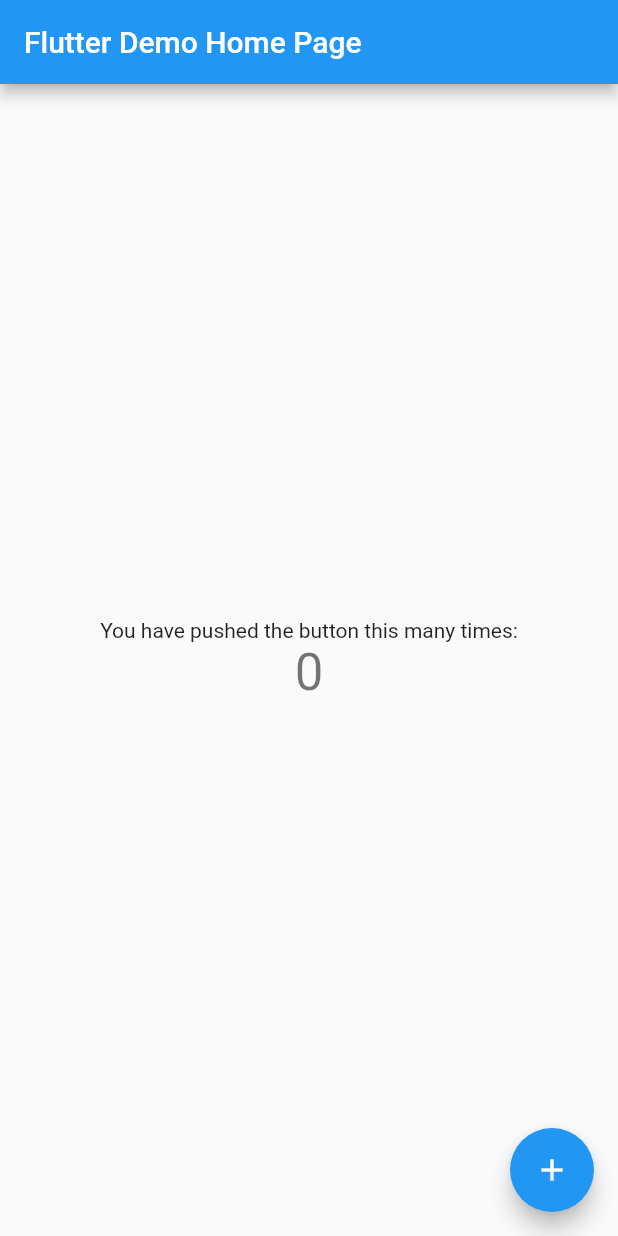
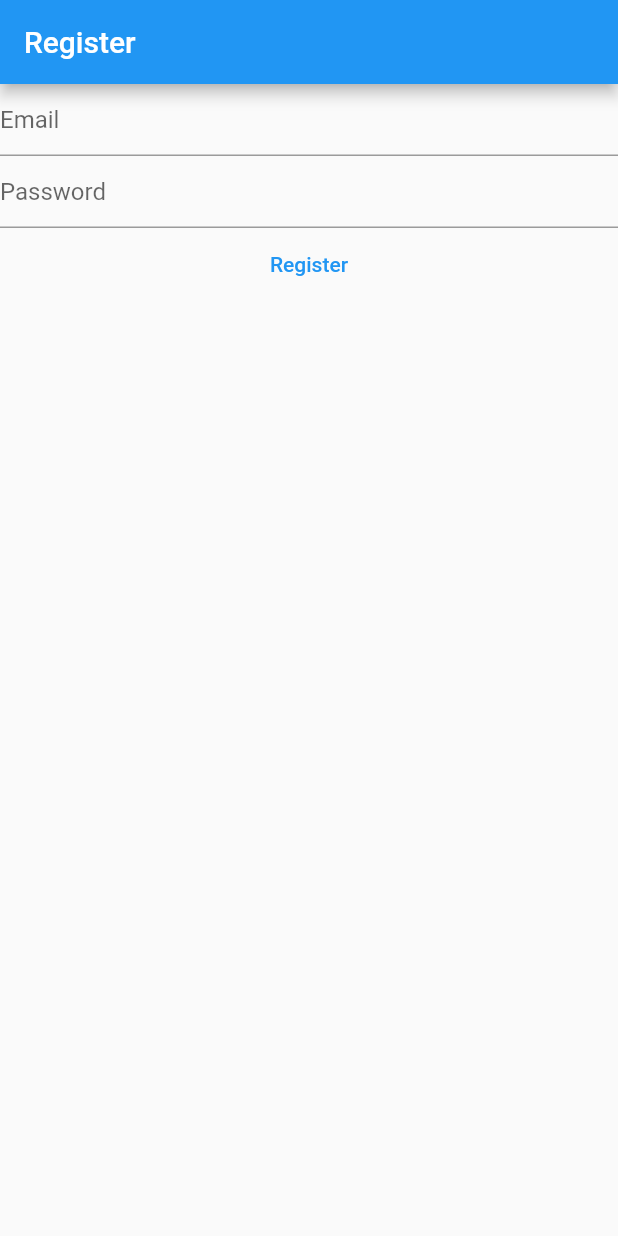
Before and after one commit to mfpullen22/mynotes_app, a Flutter app: the screen it shows after launch, on a phone screen of 412 x 824 dp. Run offline on Flutter 3.47's test engine with Material 2 defaults, Android fonts, the phone set to English and light mode, and no system bars; our stand-ins replace firebase_auth, firebase_core; accounts and stored records are empty.

Commit message:
Started register screen

```diff
--- a/lib/main.dart
+++ b/lib/main.dart
@@ -1,119 +1,75 @@
-//SETUP NOTES:
-//
-//Make sure you figure out how to use the same certificate on more than one machine.
-
 import 'package:flutter/material.dart';
+import "package:firebase_auth/firebase_auth.dart";
 
 void main() {
-  runApp(const MyApp());
+  runApp(
+    MaterialApp(
+      title: 'Flutter Demo',
+      theme: ThemeData(
+        primarySwatch: Colors.blue,
+      ),
+      home: const HomePage(),
+    ),
+  );
 }
 
-class MyApp extends StatelessWidget {
-  const MyApp({super.key});
+class HomePage extends StatefulWidget {
+  const HomePage({Key? key}) : super(key: key);
 
-  // This widget is the root of your application.
   @override
-  Widget build(BuildContext context) {
-    return MaterialApp(
-      title: 'Flutter Demo',
-      theme: ThemeData(
-        // This is the theme of your application.
-        //
-        // Try running your application with "flutter run". You'll see the
-        // application has a blue toolbar. Then, without quitting the app, try
-        // changing the primarySwatch below to Colors.green and then invoke
-        // "hot reload" (press "r" in the console where you ran "flutter run",
-        // or simply save your changes to "hot reload" in a Flutter IDE).
-        // Notice that the counter didn't reset back to zero; the application
-        // is not restarted.
-        primarySwatch: Colors.blue,
-      ),
-      home: const MyHomePage(title: 'Flutter Demo Home Page'),
-    );
-  }
+  State<HomePage> createState() => _HomePageState();
 }
 
-class MyHomePage extends StatefulWidget {
-  const MyHomePage({super.key, required this.title});
-
-  // This widget is the home page of your application. It is stateful, meaning
-  // that it has a State object (defined below) that contains fields that affect
-  // how it looks.
-
-  // This class is the configuration for the state. It holds the values (in this
-  // case the title) provided by the parent (in this case the App widget) and
-  // used by the build method of the State. Fields in a Widget subclass are
-  // always marked "final".
-
-  final String title;
+class _HomePageState extends State<HomePage> {
+  late final TextEditingController _email;
+  late final TextEditingController _password;
 
   @override
-  State<MyHomePage> createState() => _MyHomePageState();
-}
+  void initState() {
+    _email = TextEditingController();
+    _password = TextEditingController();
+    super.initState();
+  }
 
-class _MyHomePageState extends State<MyHomePage> {
-  int _counter = 0;
-
-  void _incrementCounter() {
-    setState(() {
-      // This call to setState tells the Flutter framework that something has
-      // changed in this State, which causes it to rerun the build method below
-      // so that the display can reflect the updated values. If we changed
-      // _counter without calling setState(), then the build method would not be
-      // called again, and so nothing would appear to happen.
-      _counter++;
-    });
+  @override
+  void dispose() {
+    _email.dispose();
+    _password.dispose();
+    super.dispose();
   }
 
   @override
   Widget build(BuildContext context) {
-    // This method is rerun every time setState is called, for instance as done
-    // by the _incrementCounter method above.
-    //
-    // The Flutter framework has been optimized to make rerunning build methods
-    // fast, so that you can just rebuild anything that needs updating rather
-    // than having to individually change instances of widgets.
     return Scaffold(
       appBar: AppBar(
-        // Here we take the value from the MyHomePage object that was created by
-        // the App.build method, and use it to set our appbar title.
-        title: Text(widget.title),
+        title: const Text("Register"),
       ),
-      body: Center(
-        // Center is a layout widget. It takes a single child and positions it
-        // in the middle of the parent.
-        child: Column(
-          // Column is also a layout widget. It takes a list of children and
-          // arranges them vertically. By default, it sizes itself to fit its
-          // children horizontally, and tries to be as tall as its parent.
-          //
-          // Invoke "debug painting" (press "p" in the console, choose the
-          // "Toggle Debug Paint" action from the Flutter Inspector in Android
-          // Studio, or the "Toggle Debug Paint" command in Visual Studio Code)
-          // to see the wireframe for each widget.
-          //
-          // Column has various properties to control how it sizes itself and
-          // how it positions its children. Here we use mainAxisAlignment to
-          // center the children vertically; the main axis here is the vertical
-          // axis because Columns are vertical (the cross axis would be
-          // horizontal).
-          mainAxisAlignment: MainAxisAlignment.center,
-          children: <Widget>[
-            const Text(
-              'You have pushed the button this many times:',
-            ),
-            Text(
-              '$_counter',
-              style: Theme.of(context).textTheme.headlineMedium,
-            ),
-          ],
-        ),
+      body: Column(
+        children: [
+          TextField(
+            controller: _email,
+            decoration: const InputDecoration(hintText: "Email"),
+          ),
+          TextField(
+            controller: _password,
+            obscureText: true,
+            enableSuggestions: false,
+            autocorrect: false,
+            decoration: const InputDecoration(hintText: "Password"),
+          ),
+          TextButton(
+            onPressed: () async {
+              final email = _email.text;
+              final password = _password.text;
+              final userCredential = await FirebaseAuth.instance
+                  .createUserWithEmailAndPassword(
+                      email: email, password: password);
+              print(userCredential);
+            },
+            child: const Text("Register"),
+          ),
+        ],
       ),
-      floatingActionButton: FloatingActionButton(
-        onPressed: _incrementCounter,
-        tooltip: 'Increment',
-        child: const Icon(Icons.add),
-      ), // This trailing comma makes auto-formatting nicer for build methods.
     );
   }
 }
```
Also changed, not shown: pubspec.lock, 2 other files.
